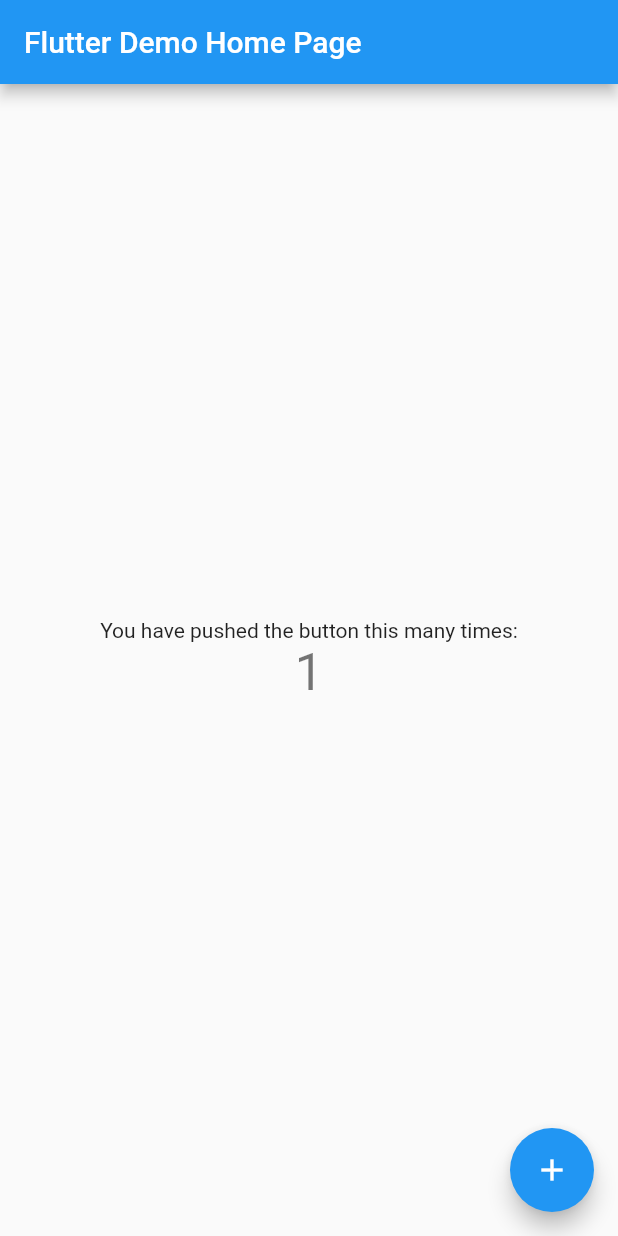
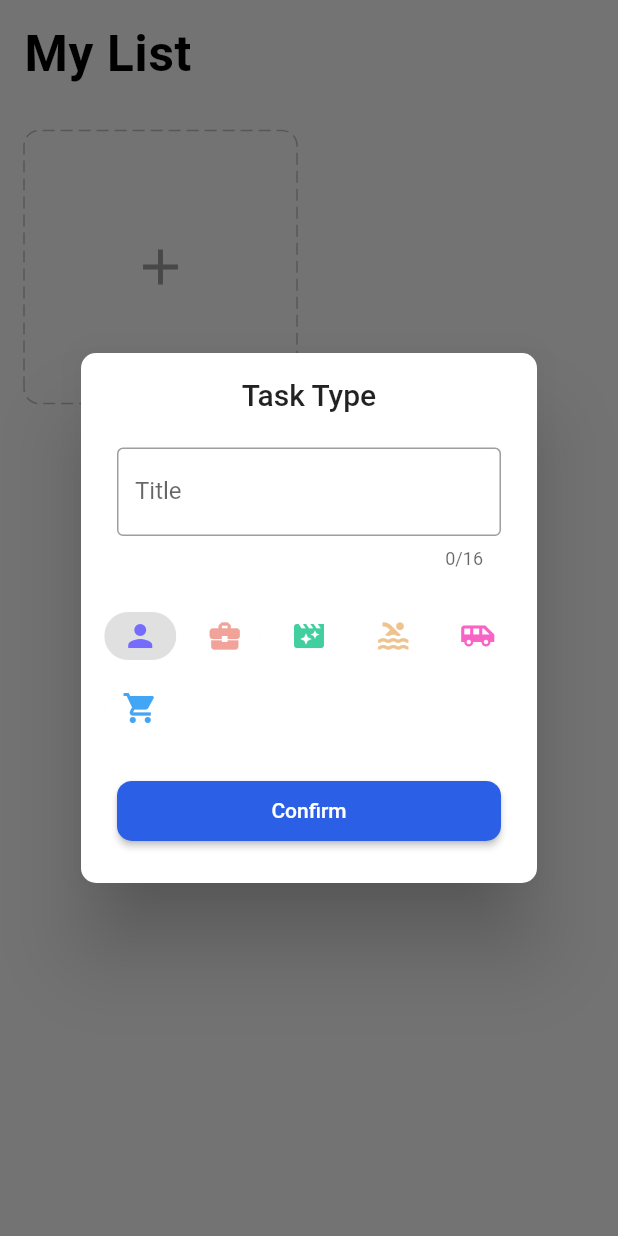
Before and after one commit to vietdhfpt/flutter_todo, a Flutter app: the screen it shows after launch, after a tap on the "add" icon, on a phone screen of 412 x 824 dp. Run offline on Flutter 3.47's test engine with Material 2 defaults, Android fonts, the phone set to English and light mode, and no system bars; drawn by our look-alikes of dotted_border; our stand-ins replace equatable, flutter_easyloading, get, get_storage, step_progress_indicator.

Commit message:
- [f] Build practices and home screen

```diff
--- /dev/null
+++ b/todo/lib/core/utils/keys.dart
@@ -0,0 +1 @@
+const taskKey = 'tasks';
--- /dev/null
+++ b/todo/lib/core/utils/text_styles.dart
@@ -0,0 +1,10 @@
+import 'package:flutter/material.dart';
+
+import 'extensions.dart';
+
+TextStyle titleBigStyle = TextStyle(
+  color: Colors.black,
+  letterSpacing: .5,
+  fontWeight: FontWeight.bold,
+  fontSize: 24.0.sp,
+);
--- /dev/null
+++ b/todo/lib/core/values/constants.dart
@@ -0,0 +1,13 @@
+//! Defind default padding, border ...
+import 'package:flutter/material.dart';
+
+const double kDefaultPadding = 16;
+const double kDefaultBorderRadius = 10.0;
+const double kDefaultSpacing = 16;
+
+//* Defind shadow for app
+BoxShadow appShadow = BoxShadow(
+  color: Colors.grey[300]!,
+  blurRadius: 7,
+  offset: const Offset(0, 7),
+);
--- /dev/null
+++ b/todo/lib/core/values/icons.dart
@@ -0,0 +1,6 @@
+const personIcon = 0xe491;
+const workIcon = 0xe11c;
+const movieIcon = 0xe40f;
+const sportIcon = 0xe4dc;
+const travelIcon = 0xe071;
+const shopIcon = 0xe59c;
--- /dev/null
+++ b/todo/lib/data/models/task.dart
@@ -0,0 +1,50 @@
+import 'package:equatable/equatable.dart';
+
+class Task extends Equatable {
+  final String title;
+  final int icon;
+  final String color;
+  final List<dynamic>? todos;
+
+  const Task({
+    required this.title,
+    required this.icon,
+    required this.color,
+    this.todos,
+  });
+
+  Task copyWith({
+    String? title,
+    int? icon,
+    String? color,
+    List<dynamic>? todos,
+  }) {
+    return Task(
+      title: title ?? this.title,
+      icon: icon ?? this.icon,
+      color: color ?? this.color,
+      todos: todos ?? this.todos,
+    );
+  }
+
+  factory Task.fromJson(Map<String, dynamic> json) {
+    return Task(
+      title: json['title'],
+      icon: json['icon'],
+      color: json['color'],
+      todos: json['todos'],
+    );
+  }
+
+  Map<String, dynamic> toJson() {
+    return {
+      'title': title,
+      'icon': icon,
+      'color': color,
+      'todos': todos,
+    };
+  }
+
+  @override
+  List<Object> get props => [title, icon, color];
+}
--- /dev/null
+++ b/todo/lib/data/providers/task/provider.dart
@@ -0,0 +1,22 @@
+import 'dart:convert';
+
+import 'package:get/get.dart';
+
+import '../../../core/utils/keys.dart';
+import '../../models/task.dart';
+import '../../services/storage/services.dart';
+
+class TaskProvider {
+  final _storage = Get.find<StorageService>();
+
+  List<Task> readTasks() {
+    var tasks = <Task>[];
+    jsonDecode(_storage.read(taskKey).toString())
+        .forEach((e) => tasks.add(Task.fromJson(e)));
+    return tasks;
+  }
+
+  void writeTasks(List<Task> tasks) {
+    _storage.write(taskKey, jsonEncode(tasks));
+  }
+}
--- /dev/null
+++ b/todo/lib/data/services/storage/repository.dart
@@ -0,0 +1,11 @@
+import '../../models/task.dart';
+import '../../providers/task/provider.dart';
+
+class TaskRepository {
+  TaskProvider taskProvider;
+
+  TaskRepository({required this.taskProvider});
+
+  List<Task> readTasks() => taskProvider.readTasks();
+  void writeTasks(List<Task> tasks) => taskProvider.writeTasks(tasks);
+}
--- /dev/null
+++ b/todo/lib/data/services/storage/services.dart
@@ -0,0 +1,22 @@
+import 'package:get/get.dart';
+import 'package:get_storage/get_storage.dart';
+
+import '../../../core/utils/keys.dart';
+
+class StorageService extends GetxService {
+  late GetStorage _box;
+
+  Future<StorageService> init() async {
+    _box = GetStorage();
+    await _box.writeIfNull(taskKey, []);
+    return this;
+  }
+
+  T read<T>(String key) {
+    return _box.read(key);
+  }
+
+  void write(String key, dynamic value) async {
+    await _box.write(key, value);
+  }
+}
--- a/todo/lib/main.dart
+++ b/todo/lib/main.dart
@@ -1,6 +1,16 @@
 import 'package:flutter/material.dart';
+import 'package:flutter_easyloading/flutter_easyloading.dart';
+import 'package:get/get.dart';
+import 'package:get_storage/get_storage.dart';
 
-void main() {
+import 'data/services/storage/services.dart';
+import 'modules/home/binding.dart';
+import 'modules/home/view.dart';
+
+void main() async {
+  await GetStorage.init();
+  await Get.putAsync(() => StorageService().init());
+
   runApp(const MyApp());
 }
 
@@ -9,58 +19,14 @@ class MyApp extends StatelessWidget {
 
   @override
   Widget build(BuildContext context) {
-    return MaterialApp(
-      title: 'Flutter Demo',
+    return GetMaterialApp(
+      title: 'Todo List using GetX',
       theme: ThemeData(
         primarySwatch: Colors.blue,
       ),
-      home: const MyHomePage(title: 'Flutter Demo Home Page'),
+      home: const HomePage(),
+      initialBinding: HomeBinding(),
+      builder: EasyLoading.init(),
     );
   }
 }
-
-class MyHomePage extends StatefulWidget {
-  const MyHomePage({Key? key, required this.title}) : super(key: key);
-  final String title;
-
-  @override
-  State<MyHomePage> createState() => _MyHomePageState();
-}
-
-class _MyHomePageState extends State<MyHomePage> {
-  int _counter = 0;
-
-  void _incrementCounter() {
-    setState(() {
-      _counter++;
-    });
-  }
-
-  @override
-  Widget build(BuildContext context) {
-    return Scaffold(
-      appBar: AppBar(
-        title: Text(widget.title),
-      ),
-      body: Center(
-        child: Column(
-          mainAxisAlignment: MainAxisAlignment.center,
-          children: <Widget>[
-            const Text(
-              'You have pushed the button this many times:',
-            ),
-            Text(
-              '$_counter',
-              style: Theme.of(context).textTheme.headline4,
-            ),
-          ],
-        ),
-      ),
-      floatingActionButton: FloatingActionButton(
-        onPressed: _incrementCounter,
-        tooltip: 'Increment',
-        child: const Icon(Icons.add),
-      ),
-    );
-  }
-}
--- /dev/null
+++ b/todo/lib/modules/home/binding.dart
@@ -0,0 +1,18 @@
+import 'package:get/get.dart';
+
+import '../../data/providers/task/provider.dart';
+import '../../data/services/storage/repository.dart';
+import 'controller.dart';
+
+class HomeBinding implements Bindings {
+  @override
+  void dependencies() {
+    Get.lazyPut(
+      () => HomeController(
+        taskRepository: TaskRepository(
+          taskProvider: TaskProvider(),
+        ),
+      ),
+    );
+  }
+}
--- /dev/null
+++ b/todo/lib/modules/home/controller.dart
@@ -0,0 +1,41 @@
+import 'package:flutter/material.dart';
+import 'package:get/get.dart';
+
+import '../../data/models/task.dart';
+import '../../data/services/storage/repository.dart';
+
+class HomeController extends GetxController {
+  TaskRepository taskRepository;
+  HomeController({required this.taskRepository});
+
+  final editController = TextEditingController();
+  final formKey = GlobalKey<FormState>();
+  final chipIndex = 0.obs;
+
+  final tasks = <Task>[].obs;
+
+  @override
+  void onInit() {
+    super.onInit();
+    tasks.assignAll(taskRepository.readTasks());
+    ever(tasks, (_) => taskRepository.writeTasks(tasks));
+  }
+
+  void changeChipIndex(int value) {
+    chipIndex(value);
+  }
+
+  void clearCache() {
+    editController.clear();
+    changeChipIndex(0);
+  }
+
+  bool addTask(Task task) {
+    if (tasks.contains(task)) {
+      return false;
+    }
+
+    tasks.add(task);
+    return true;
+  }
+}
--- /dev/null
+++ b/todo/lib/modules/home/view.dart
@@ -0,0 +1,42 @@
+import 'package:flutter/material.dart';
+import 'package:get/get.dart';
+import 'widgets/task_card.dart';
+
+import '../../core/utils/text_styles.dart';
+import '../../core/values/constants.dart';
+import 'controller.dart';
+import 'widgets/add_card.dart';
+
+class HomePage extends GetView<HomeController> {
+  const HomePage({Key? key}) : super(key: key);
+
+  @override
+  Widget build(BuildContext context) {
+    return Scaffold(
+      body: SafeArea(
+        child: ListView(
+          children: [
+            Padding(
+              padding: const EdgeInsets.all(kDefaultPadding),
+              child: Text('My List', style: titleBigStyle),
+            ),
+            Obx(() {
+              return GridView.count(
+                padding: const EdgeInsets.all(kDefaultPadding),
+                mainAxisSpacing: kDefaultPadding,
+                crossAxisSpacing: kDefaultPadding,
+                crossAxisCount: 2,
+                shrinkWrap: true,
+                physics: const ClampingScrollPhysics(),
+                children: [
+                  ...controller.tasks.map((task) => TaskCard(task: task)),
+                  AddCard(),
+                ],
+              );
+            }),
+          ],
+        ),
+      ),
+    );
+  }
+}
--- /dev/null
+++ b/todo/lib/modules/home/widgets/add_card.dart
@@ -0,0 +1,143 @@
+import 'package:dotted_border/dotted_border.dart';
+import 'package:flutter/material.dart';
+import 'package:get/get.dart';
+
+import '../../../core/utils/extensions.dart';
+import '../../../core/values/colors.dart';
+import '../../../core/values/constants.dart';
+import '../../../data/models/task.dart';
+import '../../../widgets/easy_loading_manager.dart';
+import '../../../widgets/icons.dart';
+import '../controller.dart';
+
+class AddCard extends StatelessWidget {
+  final _controller = Get.find<HomeController>();
+
+  AddCard({Key? key}) : super(key: key);
+
+  @override
+  Widget build(BuildContext context) {
+    final icons = getIcons();
+    final squareWidth = Get.width - kDefaultPadding * 3;
+
+    return SizedBox(
+      width: squareWidth / 2,
+      height: squareWidth / 2,
+      child: InkWell(
+        onTap: () {
+          Get.defaultDialog(
+            titlePadding: const EdgeInsets.symmetric(
+              vertical: kDefaultPadding,
+            ),
+            radius: kDefaultBorderRadius,
+            title: 'Task Type',
+            content: Form(
+              key: _controller.formKey,
+              child: Column(
+                children: [
+                  _buildTextInput(),
+                  _buildListChip(icons),
+                  _buildConfirmButton(icons),
+                ],
+              ),
+            ),
+          );
+        },
+        child: DottedBorder(
+          color: Colors.grey[400]!,
+          dashPattern: const [8, 4],
+          borderType: BorderType.RRect,
+          radius: const Radius.circular(kDefaultBorderRadius),
+          child: const Center(
+            child: Icon(
+              Icons.add,
+              size: 40,
+              color: Colors.grey,
+            ),
+          ),
+        ),
+      ),
+    );
+  }
+
+  Widget _buildConfirmButton(List<Icon> icons) {
+    return Padding(
+      padding: const EdgeInsets.symmetric(
+        horizontal: kDefaultPadding,
+      ),
+      child: ElevatedButton(
+        onPressed: () {
+          final object = icons[_controller.chipIndex.value];
+          if (_controller.formKey.currentState!.validate()) {
+            final task = Task(
+              title: _controller.editController.text,
+              icon: object.icon!.codePoint,
+              color: object.color!.toHex(),
+            );
+            Get.back();
+            _controller.addTask(task)
+                ? EasyLoadingManager.showSuccess(status: 'Save Task success')
+                : EasyLoadingManager.showError(status: 'Dupplicate task');
+            _controller.clearCache();
+          }
+        },
+        style: ElevatedButton.styleFrom(
+          primary: blue,
+          shape: RoundedRectangleBorder(
+            borderRadius: BorderRadius.circular(
+              kDefaultBorderRadius,
+            ),
+          ),
+          minimumSize: const Size(double.infinity, 40),
+        ),
+        child: const Text('Confirm'),
+      ),
+    );
+  }
+
+  Widget _buildListChip(List<Icon> icons) {
+    return Padding(
+      padding: EdgeInsets.symmetric(vertical: 5.0.wp),
+      child: Wrap(
+        spacing: 2.0.wp,
+        children: icons.map((e) {
+          return Obx(() {
+            final index = icons.indexOf(e);
+            return ChoiceChip(
+              selectedColor: Colors.grey[300],
+              pressElevation: 0,
+              backgroundColor: Colors.white,
+              label: e,
+              selected: _controller.chipIndex.value == index,
+              onSelected: (_) {
+                _controller.changeChipIndex(index);
+              },
+            );
+          });
+        }).toList(),
+      ),
+    );
+  }
+
+  Widget _buildTextInput() {
+    return Padding(
+      padding: const EdgeInsets.symmetric(
+        horizontal: kDefaultPadding,
+      ),
+      child: TextFormField(
+        controller: _controller.editController,
+        decoration: const InputDecoration(
+          border: OutlineInputBorder(),
+          labelText: 'Title',
+        ),
+        maxLength: 16,
+        validator: (value) {
+          if (value == null || value.trim().isEmpty) {
+            return 'Please enter your task title';
+          }
+          return null;
+        },
+      ),
+    );
+  }
+}
--- /dev/null
+++ b/todo/lib/widgets/icons.dart
@@ -0,0 +1,15 @@
+import 'package:flutter/material.dart';
+
+import '../core/values/colors.dart';
+import '../core/values/icons.dart';
+
+List<Icon> getIcons() {
+  return const [
+    Icon(IconData(personIcon, fontFamily: 'MaterialIcons'), color: purple),
+    Icon(IconData(workIcon, fontFamily: 'MaterialIcons'), color: pink),
+    Icon(IconData(movieIcon, fontFamily: 'MaterialIcons'), color: green),
+    Icon(IconData(sportIcon, fontFamily: 'MaterialIcons'), color: yellow),
+    Icon(IconData(travelIcon, fontFamily: 'MaterialIcons'), color: deepPink),
+    Icon(IconData(shopIcon, fontFamily: 'MaterialIcons'), color: lightBlue),
+  ];
+}
```
Also changed, not shown: todo/lib/core/utils/extensions.dart (added, +28 -0 lines), todo/lib/core/values/colors.dart (added, +9 -0 lines), todo/lib/modules/home/widgets/task_card.dart (added, +86 -0 lines), todo/lib/widgets/easy_loading_manager.dart (added, +34 -0 lines), todo/pubspec.yaml (+7 -36 lines), 10 other files.
